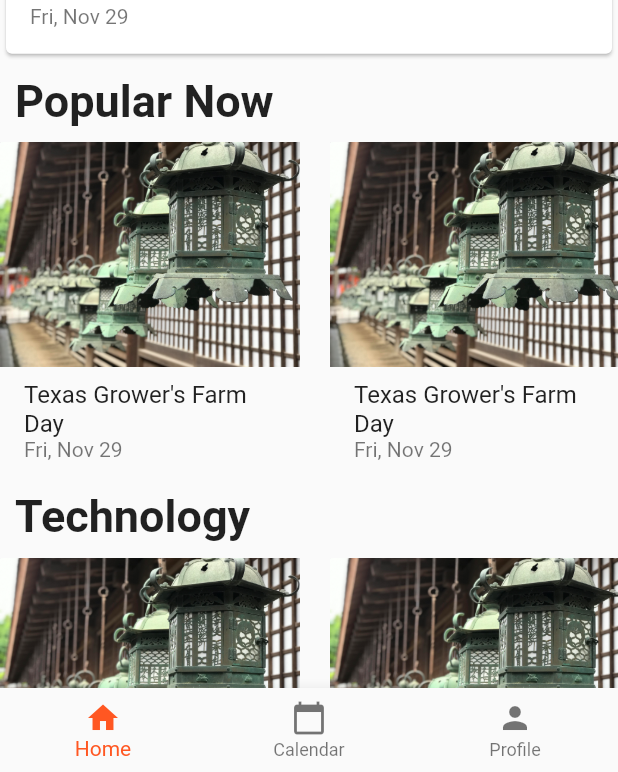
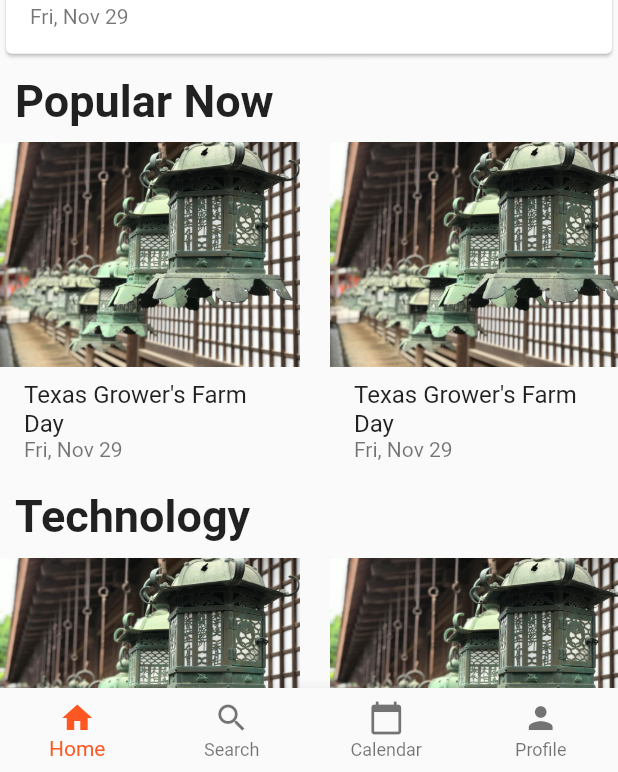
Before and after one commit to allenzhou101/club-app, a Flutter app: the screen it shows after launch, on a phone screen of 412 x 824 dp, the part 464-1236 px from its top. Run offline on Flutter 3.47's test engine with Material 2 defaults, Android fonts, the phone set to English and light mode, and no system bars.

Commit message:
Importing packages and connecting all pages to main.dart

```diff
--- a/lib/eventpage/event_page.dart
+++ b/lib/eventpage/event_page.dart
@@ -9,7 +9,6 @@ class EventPage extends StatelessWidget {
     return MaterialApp(
       debugShowCheckedModeBanner: false,
       theme: ThemeData(
-          primarySwatch: Colors.deepOrange,
         // Use the old theme but apply the following three changes
           textTheme: TextTheme(
             headline: TextStyle(fontSize: 28, fontWeight: FontWeight.bold),
--- a/lib/main.dart
+++ b/lib/main.dart
@@ -3,6 +3,8 @@ import 'package:flutter/cupertino.dart';
 import 'explore/explore.dart';
 import 'calendar/calendar.dart';
 import 'profile/profile.dart';
+import 'package:club_app/search/search.dart';
+import 'package:club_app/eventpage/event_page.dart';
 
 void main() => runApp(MyApp());
 
@@ -13,6 +15,7 @@ class MyApp extends StatelessWidget {
     return MaterialApp(
       title: 'Flutter Demo',
       theme: ThemeData(
+        primaryColor: Colors.deepOrange,
         primarySwatch: Colors.deepOrange,
       ),
       home: Home(),
@@ -32,6 +35,7 @@ class _HomeState extends State<Home> {
   int _currentIndex = 0;
   final List<Widget> _children = [
     ExplorePage(),
+    SearchPage(),
     CalendarPage(),
     ProfilePage()
   ];
@@ -48,12 +52,17 @@ class _HomeState extends State<Home> {
       //appBar: AppBar(title: Text('Explore UT Clubs')),
       body: _children[_currentIndex],
       bottomNavigationBar: BottomNavigationBar(
+        type: BottomNavigationBarType.fixed,
           onTap: onTabTapped,
           currentIndex: _currentIndex,
           items: [
             BottomNavigationBarItem(
               icon: new Icon(Icons.home),
               title: new Text('Home'),
+            ),
+            BottomNavigationBarItem(
+              icon: new Icon(Icons.search),
+              title: new Text('Search'),
             ),
             BottomNavigationBarItem(
               icon: new Icon(Icons.calendar_today),
--- a/lib/profile/profile.dart
+++ b/lib/profile/profile.dart
@@ -1,5 +1,6 @@
 import 'package:flutter/cupertino.dart';
 import 'package:flutter/material.dart';
+import 'package:club_app/main.dart';
 
 class ProfilePage extends StatelessWidget {
   @override
--- a/lib/search/search.dart
+++ b/lib/search/search.dart
@@ -1,14 +1,11 @@
 import 'package:flutter/material.dart';
+import 'package:club_app/main.dart';
 
-void main() => runApp(MyApp());
 
-class MyApp extends StatelessWidget {
+class SearchPage extends StatelessWidget {
   @override
   Widget build(BuildContext context) {
     return MaterialApp(
-        theme: ThemeData(
-            primaryColor: Colors.orange,
-        ),
         debugShowCheckedModeBanner: false, home: SearchWrapper());
   }
 }
```
